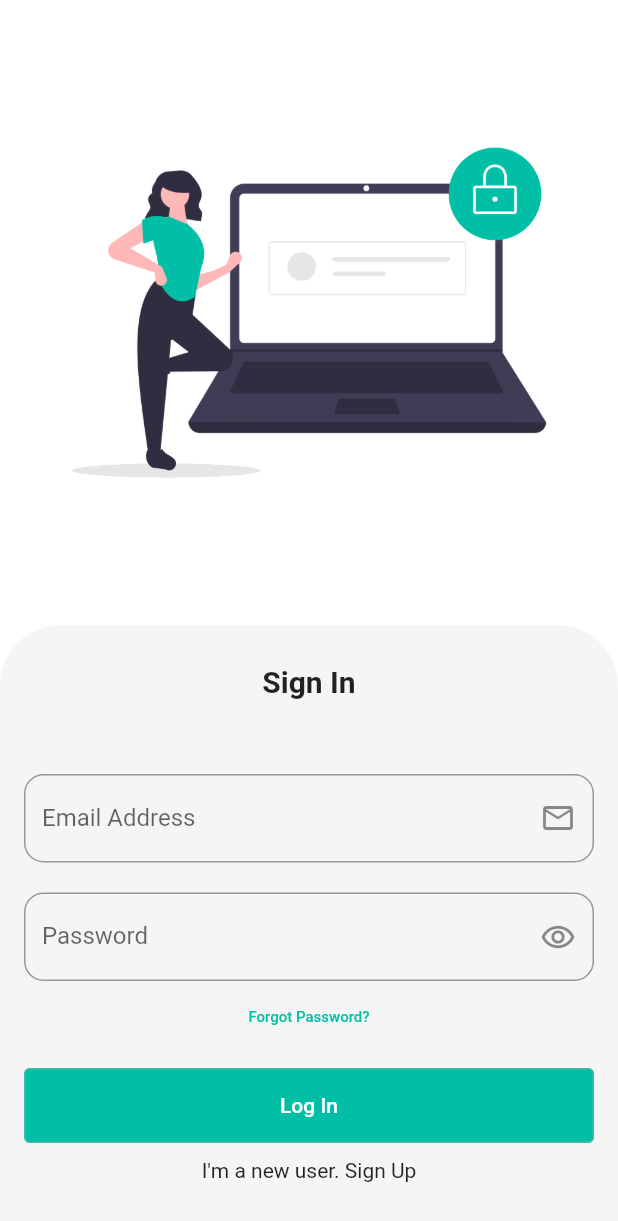
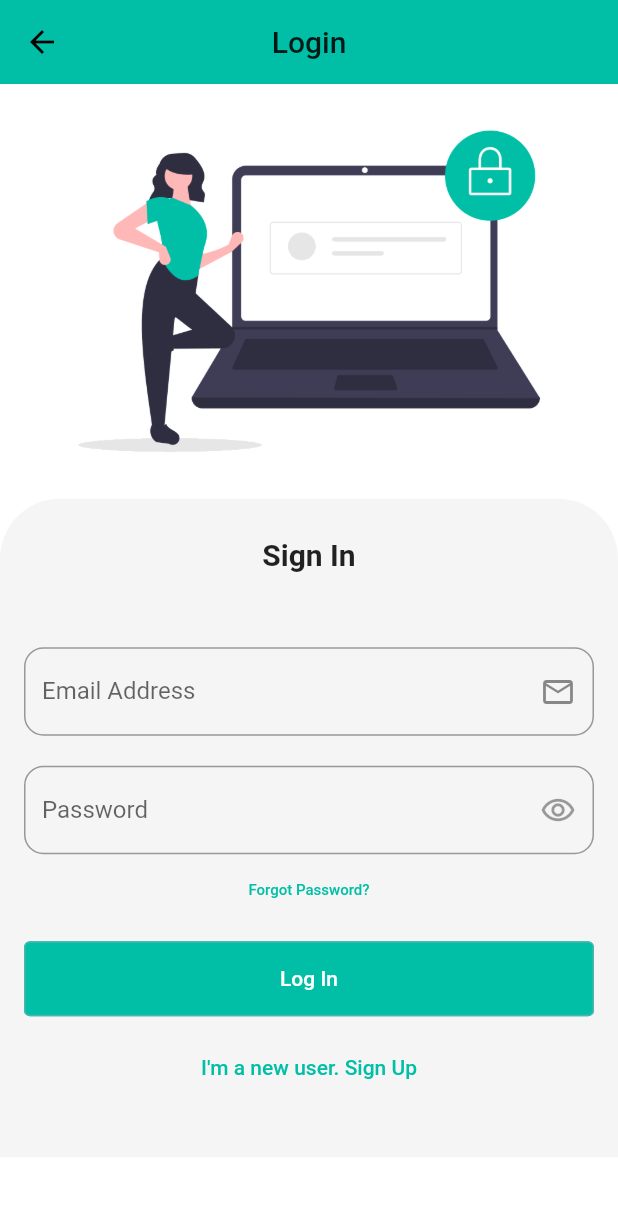
Before and after one commit to tungondugi/loginAppProvider, a Flutter app: the screen it shows after launch, after a tap on "Log In", on a phone screen of 412 x 824 dp. Shown: the top 1221 px of the screen. Run offline on Flutter 3.47's test engine with Material 2 defaults, Android fonts, the phone set to English and light mode, and no system bars.

Commit message:
Implemented MaterialPageRoute, added AppBar and used ListView instead of Column widget for the app body.

```diff
--- a/loginAppProvider/lib/signinUI.dart
+++ b/loginAppProvider/lib/signinUI.dart
@@ -1,20 +1,23 @@
 import 'package:flutter/material.dart';
+import 'package:loginAppProvider/signupUI.dart';
 
 class SignIn extends StatelessWidget {
   Widget build(BuildContext context) {
     return Scaffold(
-      body: Column(
-        mainAxisAlignment: MainAxisAlignment.center,
-        crossAxisAlignment: CrossAxisAlignment.center,
+      appBar: AppBar(
+        title: Text("Login"),
+        centerTitle: true,
+        elevation: 0,
+      ),
+      body: ListView(
+        scrollDirection: Axis.vertical,
         children: <Widget>[
-          Expanded(
-            /// [Image Widget]
-            flex: 1,
-            child: Container(
-              decoration: BoxDecoration(
-                image: DecorationImage(
-                  image: AssetImage("assets/image/Login.png"),
-                ),
+          Container(
+            height: 553 / 2,
+            decoration: BoxDecoration(
+              image: DecorationImage(
+                image: AssetImage("assets/image/Login.png"),
+                fit: BoxFit.contain,
               ),
             ),
           ),
@@ -66,7 +69,7 @@ class SignIn extends StatelessWidget {
                     labelText: "Password",
                     suffixIcon: IconButton(
                       icon: Icon(Icons.remove_red_eye_outlined),
-                      onPressed: () {},
+                      onPressed: null,
                     ),
                     border: OutlineInputBorder(
                       borderRadius: BorderRadius.circular(13),
@@ -79,7 +82,9 @@ class SignIn extends StatelessWidget {
                     "Forgot Password?",
                     style: TextStyle(fontSize: 10),
                   ),
-                  onPressed: () {},
+                  onPressed: () {
+                    // TODO://Implement some functions here
+                  },
                 ),
                 SizedBox(
                   height: 10,
@@ -93,7 +98,6 @@ class SignIn extends StatelessWidget {
                       "Log In",
                       style: TextStyle(color: Colors.white),
                     ),
-                    onPressed: () {},
                     style: ElevatedButton.styleFrom(
                       primary: Color(0xff00BFA6),
                       elevation: 0,
@@ -102,14 +106,28 @@ class SignIn extends StatelessWidget {
                         color: Colors.teal[300],
                       ),
                     ),
+                    onPressed: () {
+                      // TODO://Implement some functions here
+                    },
                   ),
                 ),
                 SizedBox(
                   height: 10,
                 ),
-                Text(
+                TextButton(
                   /// [New user? Widget]
-                  "I'm a new user. Sign Up",
+                  child: Text(
+                    "I'm a new user. Sign Up",
+                    textAlign: TextAlign.center,
+                  ),
+                  onPressed: () {
+                    Navigator.push(
+                      context,
+                      MaterialPageRoute(
+                        builder: (context) => SignUp(),
+                      ),
+                    );
+                  },
                 ),
                 SizedBox(
                   height: 20,
```
